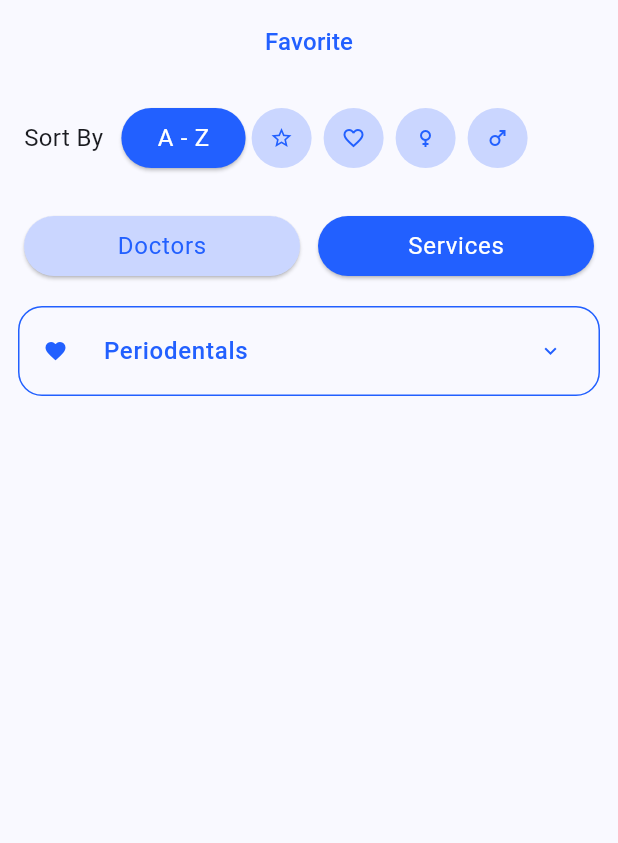
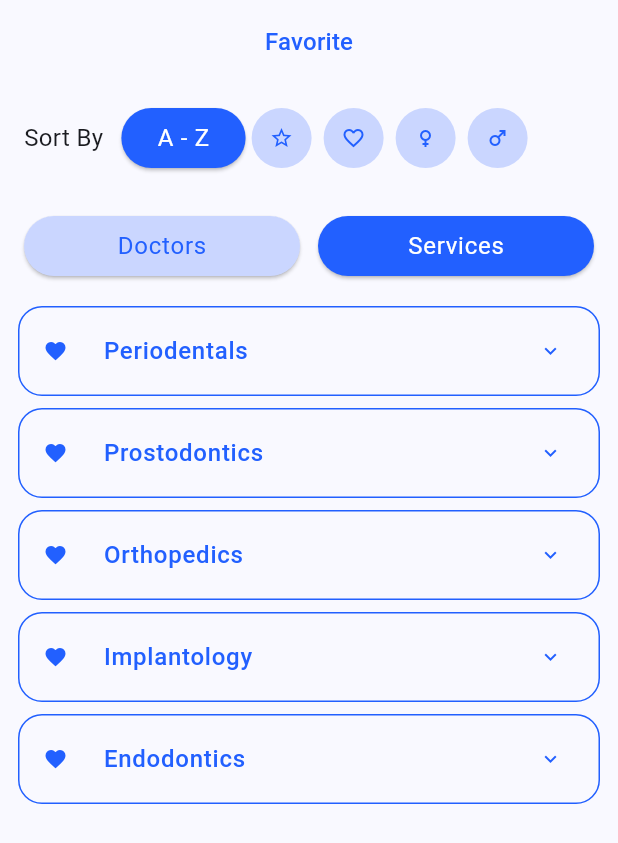
Before and after one commit to BretLogs/Skin_First, a Flutter app: the DoctorsFavoriteServices screen opened directly, on a phone screen of 412 x 824 dp. Shown: the top 843 px of the screen. Run offline on Flutter 3.47's test engine with Material 3 defaults, Android fonts, the phone set to English and light mode, and no system bars; our stand-ins replace google_fonts, table_calendar.

Commit message:
Favorites Services Done

```diff
--- a/skin_first/lib/presentation/doctors_page/doctors_favorite_page/doctors_favorite_services/doctors_favorite_services.dart
+++ b/skin_first/lib/presentation/doctors_page/doctors_favorite_page/doctors_favorite_services/doctors_favorite_services.dart
@@ -1,9 +1,12 @@
 import 'package:flutter/cupertino.dart';
 import 'package:flutter/material.dart';
 import 'package:flutter/widgets.dart';
+import 'package:skin_first/data/services.dart';
 import 'package:skin_first/presentation/buttons/elevated_button_secondary.dart';
 import 'package:skin_first/presentation/buttons/elevated_button_tertiary.dart';
 import 'package:skin_first/presentation/doctors_page/doctors_favorite_page/doctors_favorite_list/doctors_favorite_page.dart';
+import 'package:skin_first/presentation/doctors_page/doctors_favorite_page/doctors_favorite_list/widgets/doctors_favorite_card.dart';
+import 'package:skin_first/presentation/doctors_page/doctors_favorite_page/doctors_favorite_services/widgets/doctors_favorite_services_card.dart';
 import 'package:skin_first/presentation/doctors_page/widgets/doctors_page_navigation.dart';
 
 class DoctorsFavoriteServices extends StatelessWidget {
@@ -39,32 +42,19 @@ class DoctorsFavoriteServices extends StatelessWidget {
               ],
             ),
           ),
-          Padding(
-            padding: const EdgeInsets.symmetric(horizontal: 12, vertical: 4),
-            child: Container(
-              decoration: BoxDecoration(
-                borderRadius: BorderRadius.circular(16),
-                border: Border.all(color: Theme.of(context).colorScheme.primary),
-              ),
-              child: Theme(
-                data: Theme.of(context).copyWith(dividerColor: Colors.transparent),
-                child: ExpansionTile(
-                  childrenPadding: const EdgeInsets.fromLTRB(16, 0, 16, 20),
-                  collapsedIconColor: Theme.of(context).colorScheme.primary,
-                  iconColor: Theme.of(context).colorScheme.primary,
-                  leading: const Icon(Icons.favorite),
-                  title: Text(
-                    'Periodentals',
-                    style: Theme.of(context).textTheme.labelMedium?.copyWith(color: Theme.of(context).colorScheme.primary),
-                  ),
-                  children: const <Widget>[
-                    Text(
-                        'Duis amet aute nulla excepteur sit officia. Reprehenderit ex id dolor cillum aliquip ea deserunt. Cupidatat sunt esse nisi non dolor duis.'),
-                  ],
-                ),
+          Expanded(
+            child: SingleChildScrollView(
+              child: Column(
+                children: <Widget>[
+                  for (int i = 0; i < Services().servicesCount; i++)
+                    DoctorsFavoriteServicesCard(
+                      serviceName: Services.services.toList()[i]['title']!,
+                      serviceDescription: Services.services.toList()[i]['service']!,
+                    )
+                ],
               ),
             ),
-          ),
+          )
         ],
       ),
     );
--- /dev/null
+++ b/skin_first/lib/presentation/doctors_page/doctors_favorite_page/doctors_favorite_services/widgets/doctors_favorite_services_card.dart
@@ -0,0 +1,39 @@
+import 'package:flutter/material.dart';
+
+class DoctorsFavoriteServicesCard extends StatelessWidget {
+  const DoctorsFavoriteServicesCard({super.key, required this.serviceName, required this.serviceDescription});
+  final String serviceName;
+  final String serviceDescription;
+
+  @override
+  Widget build(BuildContext context) {
+    return Padding(
+      padding: const EdgeInsets.symmetric(horizontal: 12, vertical: 4),
+      child: Container(
+        decoration: BoxDecoration(
+          borderRadius: BorderRadius.circular(16),
+          border: Border.all(color: Theme.of(context).colorScheme.primary),
+        ),
+        child: Theme(
+          data: Theme.of(context).copyWith(dividerColor: Colors.transparent),
+          child: ExpansionTile(
+            childrenPadding: const EdgeInsets.fromLTRB(16, 0, 16, 20),
+            collapsedIconColor: Theme.of(context).colorScheme.primary,
+            iconColor: Theme.of(context).colorScheme.primary,
+            leading: const Icon(Icons.favorite),
+            title: Text(
+              serviceName,
+              style: Theme.of(context).textTheme.labelMedium?.copyWith(color: Theme.of(context).colorScheme.primary),
+            ),
+            children: <Widget>[
+              Text(
+                serviceDescription,
+                style: Theme.of(context).textTheme.bodySmall,
+              ),
+            ],
+          ),
+        ),
+      ),
+    );
+  }
+}
```
